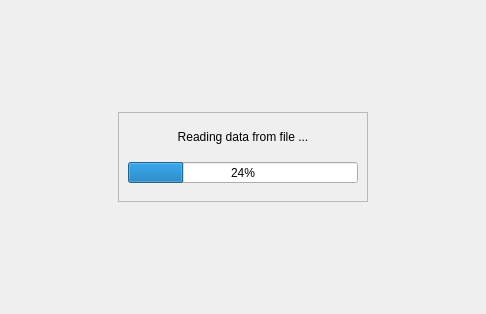
Old version of the form src/gui/ProgressWidget.ui in the repository torrentg/ccruncher.
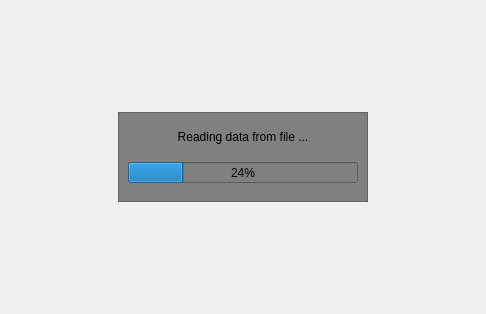
New version of the form.

Commit message: simulation widget read progress bar + fadein-fadeout

```diff
--- a/src/gui/ProgressWidget.ui
+++ b/src/gui/ProgressWidget.ui
@@ -54,11 +54,8 @@
        <height>90</height>
       </size>
      </property>
-     <property name="autoFillBackground">
-      <bool>true</bool>
-     </property>
      <property name="styleSheet">
-      <string notr="true"/>
+      <string notr="true">background:gray;</string>
      </property>
      <property name="frameShape">
       <enum>QFrame::StyledPanel</enum>
```
The commit also changes 7 other files.
